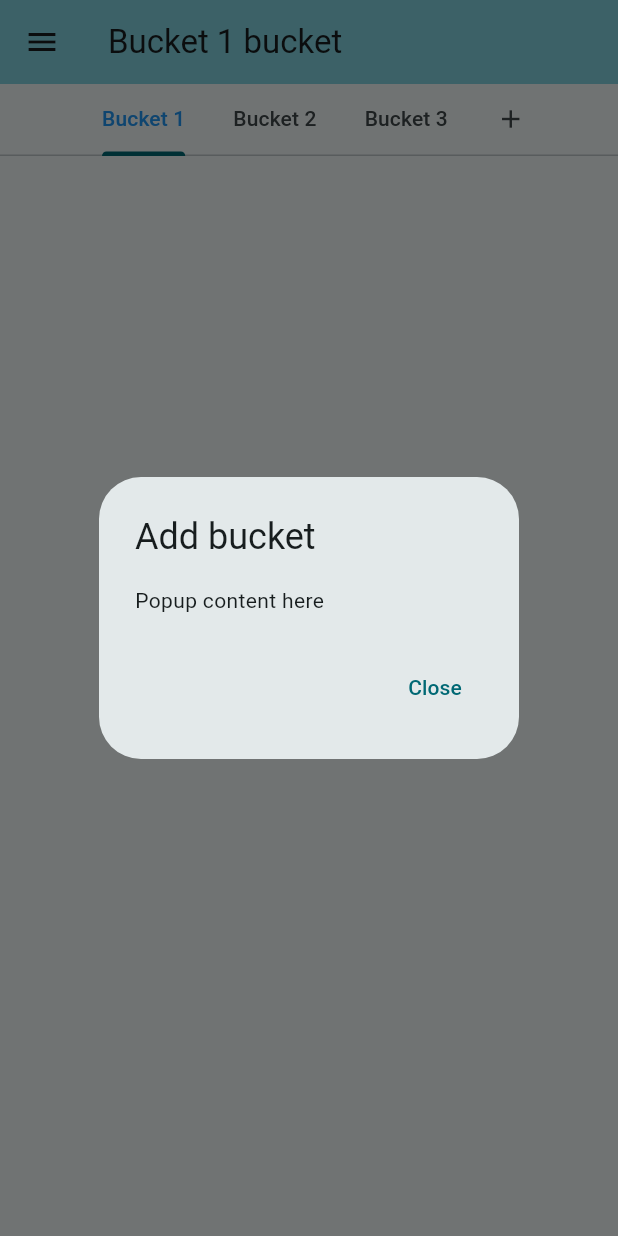
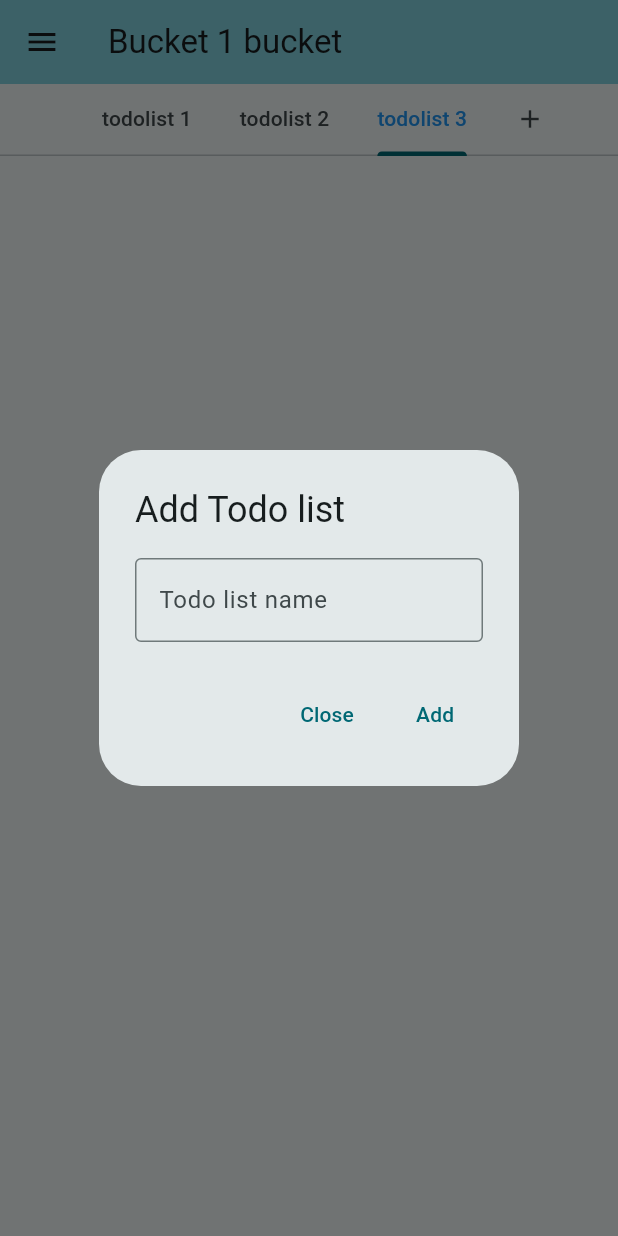
Before and after one commit to kacpereqo/bucket-list, a Flutter app: the screen it shows after launch, tab 4 chosen, on a phone screen of 412 x 824 dp. Run offline on Flutter 3.47's test engine with Material 3 defaults, Android fonts, the phone set to English and light mode, and no system bars.

Commit message:
chore: local merge

```diff
--- /dev/null
+++ b/frontend/lib/services/bucketService.dart
@@ -0,0 +1,25 @@
+import 'package:bucket_list/dto/bucketDTO.dart';
+
+class BucketService {
+  BucketService._();
+
+  static final BucketService instance = BucketService._();
+
+  final List<BucketDTO> _lists = [
+    BucketDTO(id: 0, name: "Bucket 1"),
+    BucketDTO(id: 1, name: "Bucket 2"),
+    BucketDTO(id: 2, name: "Bucket 3"),
+  ];
+
+  List<BucketDTO> getAll() {
+    return _lists;
+  }
+
+  void add(String name) {
+    _lists.add(BucketDTO(id: _lists.length, name: name));
+  }
+
+  void delete(int id) {
+    _lists.removeWhere((e) => e.id == id);
+  }
+}
--- /dev/null
+++ b/frontend/lib/services/todoService.dart
@@ -0,0 +1,25 @@
+import 'package:bucket_list/dto/todoListDTO.dart';
+
+class TodoService {
+  TodoService._();
+
+  static final TodoService instance = TodoService._();
+
+  final List<TodoListDTO> _lists = [
+    TodoListDTO(id: 0, name: "todolist 1"),
+    TodoListDTO(id: 1, name: "todolist 2"),
+    TodoListDTO(id: 2, name: "todolist 3"),
+  ];
+
+  List<TodoListDTO> getAll() {
+    return _lists;
+  }
+
+  void add(String name) {
+    _lists.add(TodoListDTO(id: _lists.length, name: name));
+  }
+
+  void delete(int id) {
+    _lists.removeWhere((e) => e.id == id);
+  }
+}
--- a/frontend/lib/views/BucketView.dart
+++ b/frontend/lib/views/BucketView.dart
@@ -1,3 +1,4 @@
+import 'package:bucket_list/services/todoService.dart';
 import 'package:flutter/material.dart';
 import 'package:bucket_list/dto/todoListDTO.dart';
 
@@ -12,46 +13,73 @@ class BucketView extends StatefulWidget {
 
 class _BucketViewState extends State<BucketView>
     with SingleTickerProviderStateMixin {
-  late TabController _controller;
+  final TodoService todoService = TodoService.instance;
+  final TextEditingController nameController = TextEditingController();
 
-  List<TodoListDTO> todoLists = [
-    TodoListDTO(id: 0, name: "Bucket 1"),
-    TodoListDTO(id: 1, name: "Bucket 2"),
-    TodoListDTO(id: 2, name: "Bucket 3"),
-  ];
+  List<TodoListDTO> todoLists = [];
+
+  TabController? _controller;
+
+  void _recreateController() {
+    final old = _controller;
+
+    _controller = TabController(length: todoLists.length + 1, vsync: this);
+
+    old?.dispose();
+
+    setState(() {});
+  }
+
+  void fetchData() {
+    setState(() {
+      todoLists = todoService.getAll();
+      _recreateController();
+    });
+  }
+
+  void showAddDialog() {
+    nameController.clear();
+
+    showDialog(
+      context: context,
+      builder: (_) => AlertDialog(
+        title: const Text("Add Todo list"),
+        content: TextField(
+          controller: nameController,
+          decoration: const InputDecoration(
+            labelText: "Todo list name",
+            border: OutlineInputBorder(),
+          ),
+        ),
+        actions: [
+          TextButton(
+            onPressed: () => Navigator.pop(context),
+            child: const Text("Close"),
+          ),
+          TextButton(
+            onPressed: () {
+              todoService.add(nameController.text);
+              fetchData();
+              Navigator.pop(context);
+            },
+            child: const Text("Add"),
+          ),
+        ],
+      ),
+    );
+  }
 
   @override
   void initState() {
     super.initState();
 
-    _controller = TabController(length: todoLists.length + 1, vsync: this);
-
-    _controller.addListener(() {
-      // "+" tab clicked
-      if (_controller.index == todoLists.length) {
-        // go back to previous tab
-        _controller.index = _controller.previousIndex;
-
-        showDialog(
-          context: context,
-          builder: (_) => AlertDialog(
-            title: const Text("Add bucket"),
-            content: const Text("Popup content here"),
-            actions: [
-              TextButton(
-                onPressed: () => Navigator.pop(context),
-                child: const Text("Close"),
-              ),
-            ],
-          ),
-        );
-      }
-    });
+    todoLists = todoService.getAll();
+    _recreateController();
   }
 
   @override
   void dispose() {
-    _controller.dispose();
+    _controller?.dispose();
     super.dispose();
   }
 
@@ -63,6 +91,13 @@ class _BucketViewState extends State<BucketView>
           controller: _controller,
           isScrollable: true,
           labelColor: Colors.blue,
+          onTap: (index) {
+            if (index == todoLists.length) {
+              _controller?.animateTo(todoLists.length - 1);
+
+              showAddDialog();
+            }
+          },
           tabs: [
             ...todoLists.map((e) => Tab(text: e.name)),
             const Tab(icon: Icon(Icons.add, size: 20)),
@@ -72,9 +107,11 @@ class _BucketViewState extends State<BucketView>
         Expanded(
           child: TabBarView(
             controller: _controller,
-            children: todoLists.map((e) {
-              return Center(child: Text(e.name));
-            }).toList(),
+            children:
+                todoLists.map((e) {
+                  return Center(child: Text(e.name));
+                }).toList() +
+                [Center()],
           ),
         ),
       ],
--- a/frontend/lib/views/homeView.dart
+++ b/frontend/lib/views/homeView.dart
@@ -1,4 +1,5 @@
 import 'package:bucket_list/dto/bucketDTO.dart';
+import 'package:bucket_list/services/bucketService.dart';
 import 'package:bucket_list/views/BucketView.dart';
 import 'package:flutter/material.dart';
 
@@ -10,23 +11,43 @@ class HomeView extends StatefulWidget {
 }
 
 class _HomeViewState extends State<HomeView> {
-  List<BucketDTO> sideBarBucketList = [
-    BucketDTO(id: 0, name: "Bucket 1"),
-    BucketDTO(id: 1, name: "Bucket 2"),
-    BucketDTO(id: 2, name: "Bucket 3"),
-  ];
+  final BucketService bucketService = BucketService.instance;
+
+  List<BucketDTO> sideBarBucketList = [];
+
   int sideBarBucketListIndex = 0;
+  late Widget currentBucketView;
 
-  BucketView currentBucketView;
+  String currentBucketName = "";
 
-  _HomeViewState() : currentBucketView = BucketView(id: 0);
+  @override
+  void initState() {
+    super.initState();
+
+    bucketService.getAll().forEach((element) {
+      sideBarBucketList.add(element);
+    });
+
+    if (sideBarBucketList.isEmpty) {
+      currentBucketView = Container();
+    } else {
+      currentBucketView = BucketView(id: sideBarBucketList[0].id);
+    }
+
+    if (sideBarBucketList.isEmpty) {
+      currentBucketName = "-";
+    } else {
+      currentBucketName =
+          "${sideBarBucketList[sideBarBucketListIndex].name} bucket";
+    }
+  }
 
   @override
   Widget build(BuildContext context) {
     return Scaffold(
       appBar: AppBar(
         backgroundColor: Theme.of(context).colorScheme.inversePrimary,
-        title: Text("${sideBarBucketList[sideBarBucketListIndex].name} bucket"),
+        title: Text(currentBucketName),
       ),
       drawer: Drawer(
         child: ListView(
@@ -37,7 +58,6 @@ class _HomeViewState extends State<HomeView> {
               title: Text(item.name),
               onTap: () {
                 setState(() {
-                  sideBarBucketListIndex = index;
                   currentBucketView = BucketView(id: item.id);
                 });
                 Navigator.pop(context);
```
